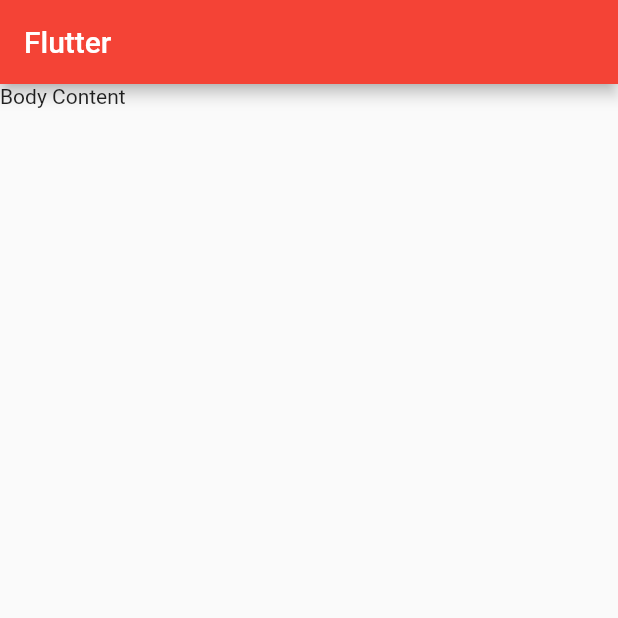
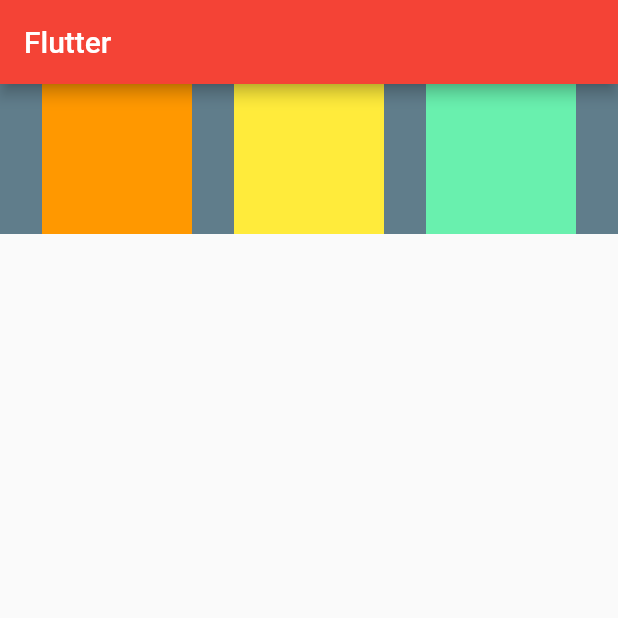
Before and after one commit to PrathameshChari04/flutter_app, a Flutter app: the screen it shows after launch, on a phone screen of 412 x 824 dp, the top half of it. Run offline on Flutter 3.47's test engine with Material 2 defaults, Android fonts, the phone set to English and light mode, and no system bars.

Commit message:
row column commit

```diff
--- a/lib/main.dart
+++ b/lib/main.dart
@@ -15,7 +15,35 @@ class HomePage extends StatelessWidget {
     return Scaffold(
       appBar: AppBar(title: Text("Flutter")),
       body: Container(
-        child: Text("Body Content"),
+        height: 100,
+        color: Colors.blueGrey,
+        child: Row(
+          crossAxisAlignment: CrossAxisAlignment.stretch,
+          mainAxisAlignment: MainAxisAlignment.spaceEvenly,
+          children: <Widget>[
+            Container(
+              padding: const EdgeInsets.all(8),
+              width: 100,
+              height: 100,
+              alignment: Alignment.center,
+              color: Colors.orange,
+            ),
+            Container(
+              padding: const EdgeInsets.all(8),
+              width: 100,
+              height: 100,
+              alignment: Alignment.center,
+              color: Colors.yellow,
+            ),
+            Container(
+              padding: const EdgeInsets.all(8),
+              width: 100,
+              height: 100,
+              alignment: Alignment.center,
+              color: Colors.greenAccent,
+            ),
+          ],
+        ),
       ),
     );
   }
```
